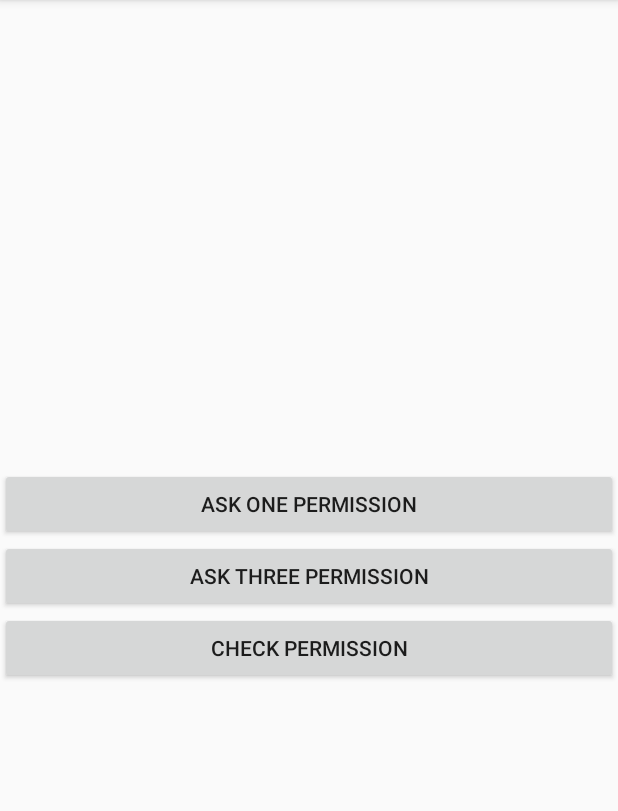
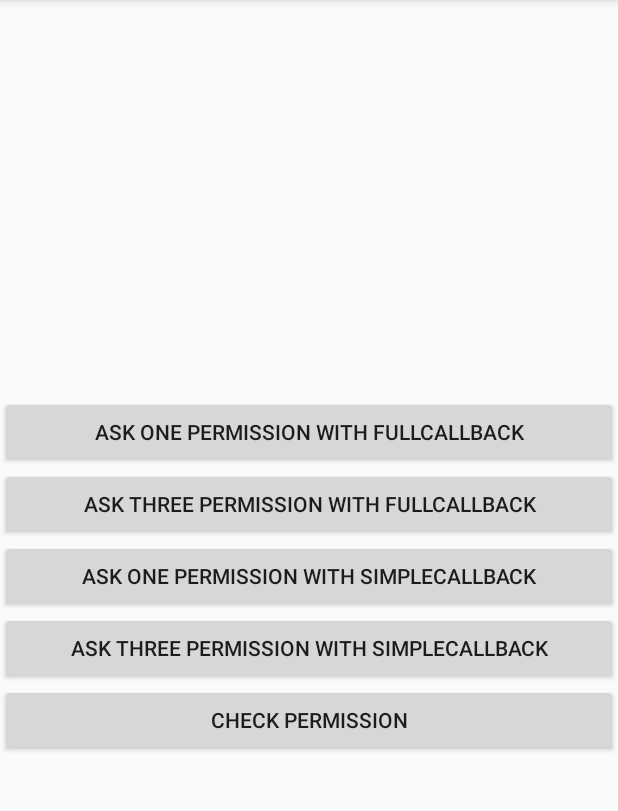
Before and after one commit to raphaelbussa/PermissionUtils, an Android app: the screen it shows after launch (MainActivity), on a phone screen of 412 x 824 dp, the part 84-895 px from its top. Run offline under Robolectric (Android 15) with nearby library versions, the phone set to English and light mode, and no system bars.

Commit message:
Version 1.0.4 update support libs fix SimpleCallback result

```diff
--- a/build.gradle
+++ b/build.gradle
@@ -29,7 +29,7 @@ buildscript {
         jcenter()
     }
     dependencies {
-        classpath 'com.android.tools.build:gradle:2.1.3'
+        classpath 'com.android.tools.build:gradle:2.2.0'
         classpath 'com.novoda:bintray-release:0.3.4'
     }
 }
--- a/library/src/main/java/rebus/permissionutils/PermissionManager.java
+++ b/library/src/main/java/rebus/permissionutils/PermissionManager.java
@@ -208,7 +208,7 @@ public class PermissionManager {
 
     private void showResult() {
         if (simpleCallback != null)
-            simpleCallback.result(permissionToAsk.size() == permissionsGranted.size());
+            simpleCallback.result(permissionToAsk.size() == 0 || permissionToAsk.size() == permissionsGranted.size());
         if (fullCallback != null)
             fullCallback.result(permissionsGranted, permissionsDenied, permissionsDeniedForever, permissions);
     }
--- a/library/src/main/res/values/library_permissionutils_strings.xml
+++ b/library/src/main/res/values/library_permissionutils_strings.xml
@@ -29,7 +29,7 @@
     <string name="library_permissionutils_libraryName">Permission Utils</string>
     <string name="library_permissionutils_libraryDescription">Check marshmallow permission easily</string>
     <string name="library_permissionutils_libraryWebsite">https://rebus007.github.io/PermissionUtils</string>
-    <string name="library_permissionutils_libraryVersion">1.0.3</string>
+    <string name="library_permissionutils_libraryVersion">1.0.4</string>
     <string name="library_permissionutils_isOpenSource">true</string>
     <string name="library_permissionutils_repositoryLink">https://github.com/rebus007/PermissionUtils</string>
     <string name="library_permissionutils_licenseId">mit</string>
--- a/sample/build.gradle
+++ b/sample/build.gradle
@@ -45,6 +45,6 @@ android {
 
 dependencies {
     compile project(':library')
-    compile 'com.android.support:appcompat-v7:24.2.0'
-    compile 'com.android.support:design:24.2.0'
+    compile 'com.android.support:appcompat-v7:24.2.1'
+    compile 'com.android.support:design:24.2.1'
 }
--- a/sample/src/main/res/layout/activity_main.xml
+++ b/sample/src/main/res/layout/activity_main.xml
@@ -34,13 +34,26 @@
         android:id="@+id/ask_one_permission"
         android:layout_width="match_parent"
         android:layout_height="wrap_content"
-        android:text="Ask one permission" />
+        android:text="Ask one permission with FullCallback" />
 
     <Button
         android:id="@+id/ask_three_permission"
         android:layout_width="match_parent"
         android:layout_height="wrap_content"
-        android:text="Ask three permission" />
+        android:text="Ask three permission with FullCallback" />
+
+
+    <Button
+        android:id="@+id/ask_one_permission_simple"
+        android:layout_width="match_parent"
+        android:layout_height="wrap_content"
+        android:text="Ask one permission with SimpleCallback" />
+
+    <Button
+        android:id="@+id/ask_three_permission_simple"
+        android:layout_width="match_parent"
+        android:layout_height="wrap_content"
+        android:text="Ask three permission with SimpleCallback" />
 
     <Button
         android:id="@+id/check_permission"
```
Also changed, not shown: library/build.gradle (+4 -4 lines), sample/src/main/java/rebus/permissionutils/sample/MainActivity.java (+46 -0 lines).
